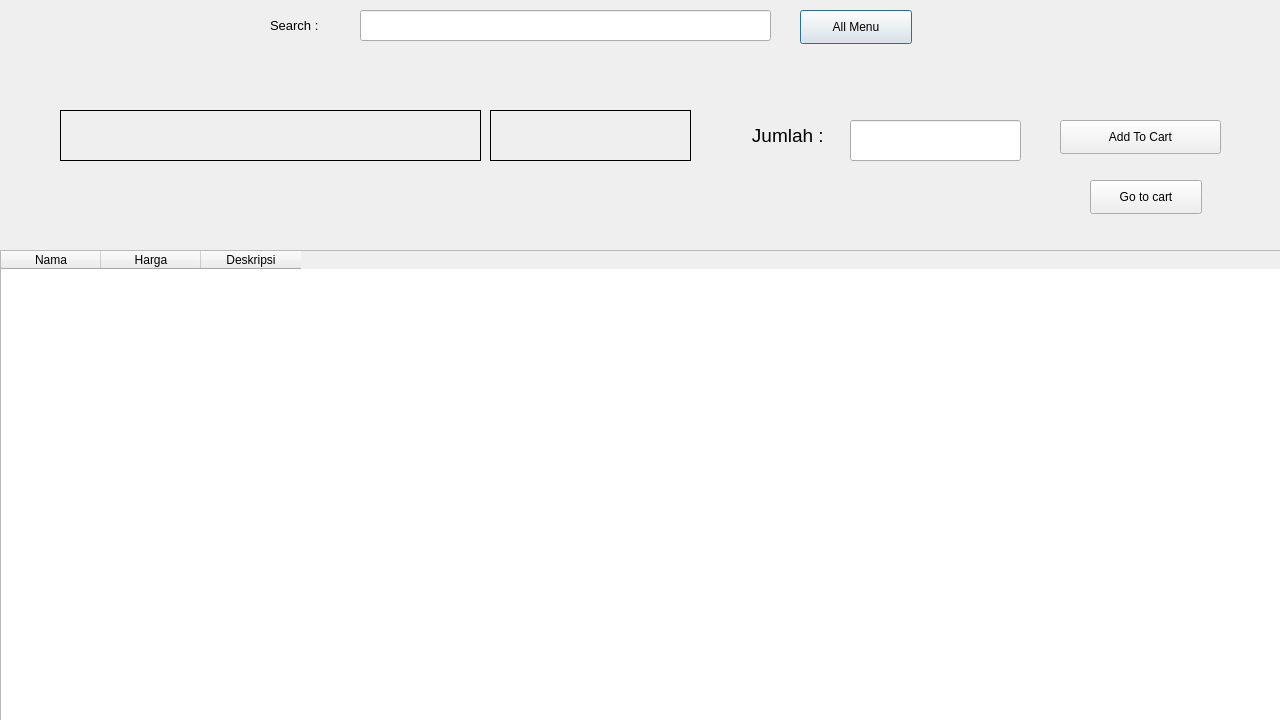
Above: src/main.ui from pavita1108/Food-Ordering-System-NWFOS before the change. Below: the same form after it.
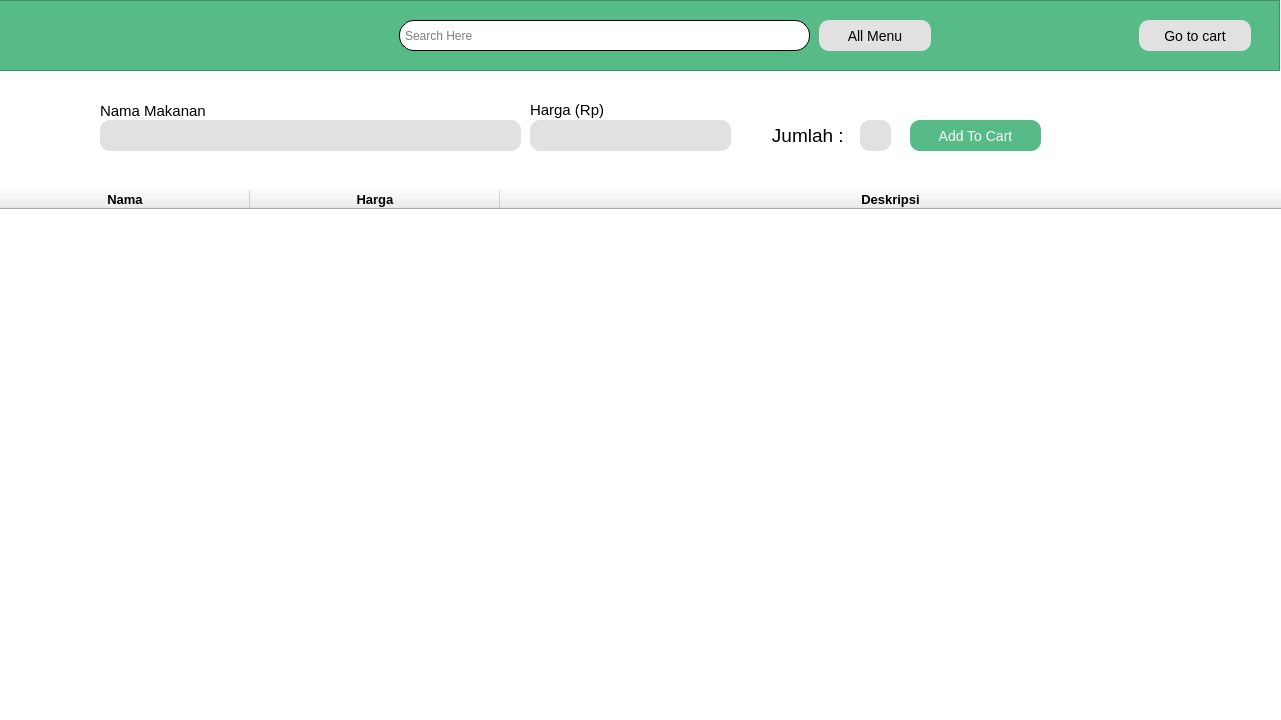
That is the form after the change.

Diff of the .ui file:
```diff
--- a/src/main.ui
+++ b/src/main.ui
@@ -6,68 +6,113 @@
    <rect>
     <x>0</x>
     <y>0</y>
-    <width>1280</width>
+    <width>1281</width>
     <height>720</height>
    </rect>
   </property>
   <property name="windowTitle">
    <string>Dialog</string>
   </property>
+  <property name="styleSheet">
+   <string notr="true">QDialog#Dialog{
+	background-color: #fff;
+}</string>
+  </property>
   <widget class="QTableWidget" name="tableWidget">
    <property name="geometry">
     <rect>
      <x>0</x>
-     <y>250</y>
-     <width>1301</width>
-     <height>471</height>
+     <y>190</y>
+     <width>1281</width>
+     <height>531</height>
     </rect>
    </property>
+   <property name="layoutDirection">
+    <enum>Qt::LeftToRight</enum>
+   </property>
+   <property name="frameShape">
+    <enum>QFrame::NoFrame</enum>
+   </property>
+   <property name="frameShadow">
+    <enum>QFrame::Sunken</enum>
+   </property>
+   <property name="alternatingRowColors">
+    <bool>true</bool>
+   </property>
+   <property name="showGrid">
+    <bool>false</bool>
+   </property>
+   <property name="wordWrap">
+    <bool>true</bool>
+   </property>
+   <attribute name="horizontalHeaderCascadingSectionResizes">
+    <bool>true</bool>
+   </attribute>
+   <attribute name="horizontalHeaderDefaultSectionSize">
+    <number>250</number>
+   </attribute>
+   <attribute name="horizontalHeaderHighlightSections">
+    <bool>true</bool>
+   </attribute>
+   <attribute name="horizontalHeaderStretchLastSection">
+    <bool>true</bool>
+   </attribute>
+   <attribute name="verticalHeaderVisible">
+    <bool>false</bool>
+   </attribute>
+   <attribute name="verticalHeaderCascadingSectionResizes">
+    <bool>true</bool>
+   </attribute>
+   <attribute name="verticalHeaderDefaultSectionSize">
+    <number>50</number>
+   </attribute>
+   <attribute name="verticalHeaderHighlightSections">
+    <bool>false</bool>
+   </attribute>
    <column>
     <property name="text">
      <string>Nama</string>
     </property>
+    <property name="font">
+     <font>
+      <pointsize>10</pointsize>
+      <weight>75</weight>
+      <bold>true</bold>
+     </font>
+    </property>
    </column>
    <column>
     <property name="text">
      <string>Harga</string>
     </property>
+    <property name="font">
+     <font>
+      <pointsize>10</pointsize>
+      <weight>75</weight>
+      <bold>true</bold>
+     </font>
+    </property>
    </column>
    <column>
     <property name="text">
      <string>Deskripsi</string>
     </property>
+    <property name="font">
+     <font>
+      <pointsize>10</pointsize>
+      <weight>75</weight>
+      <bold>true</bold>
+     </font>
+    </property>
    </column>
   </widget>
-  <widget class="QLineEdit" name="searchText">
-   <property name="geometry">
-    <rect>
-     <x>360</x>
-     <y>10</y>
-     <width>411</width>
-     <height>31</height>
-    </rect>
-   </property>
-  </widget>
-  <widget class="QPushButton" name="allMenuButton">
-   <property name="geometry">
-    <rect>
-     <x>800</x>
-     <y>10</y>
-     <width>112</width>
-     <height>34</height>
-    </rect>
-   </property>
-   <property name="text">
-    <string>All Menu</string>
-   </property>
-  </widget>
   <widget class="QLabel" name="labelHarga">
    <property name="geometry">
     <rect>
-     <x>490</x>
-     <y>110</y>
+     <x>530</x>
+     <y>120</y>
      <width>201</width>
-     <height>51</height>
+     <height>31</height>
     </rect>
    </property>
    <property name="font">
@@ -75,6 +120,12 @@
      <pointsize>12</pointsize>
     </font>
    </property>
+   <property name="styleSheet">
+    <string notr="true">QLabel#labelHarga{
+	border-radius: 10px;
+	background-color: rgb(225, 225, 225);
+}</string>
+   </property>
    <property name="frameShape">
     <enum>QFrame::Box</enum>
    </property>
@@ -88,7 +139,7 @@
   <widget class="QLabel" name="label_3">
    <property name="geometry">
     <rect>
-     <x>700</x>
+     <x>720</x>
      <y>110</y>
      <width>181</width>
      <height>51</height>
@@ -109,10 +160,10 @@
   <widget class="QLineEdit" name="jumlahText">
    <property name="geometry">
     <rect>
-     <x>850</x>
+     <x>860</x>
      <y>120</y>
-     <width>171</width>
-     <height>41</height>
+     <width>31</width>
+     <height>31</height>
     </rect>
    </property>
    <property name="font">
@@ -120,43 +171,61 @@
      <pointsize>14</pointsize>
     </font>
    </property>
+   <property name="styleSheet">
+    <string notr="true">QLineEdit#jumlahText{
+	border-radius: 10px;
+	background-color: rgb(225, 225, 225);
+}
+
+QLineEdit#jumlahText::focus{
+	border: 2px solid blue;
+}</string>
+   </property>
    <property name="text">
     <string/>
    </property>
+   <property name="placeholderText">
+    <string/>
+   </property>
   </widget>
   <widget class="QPushButton" name="addToCartButton">
    <property name="geometry">
     <rect>
-     <x>1060</x>
+     <x>910</x>
      <y>120</y>
-     <width>161</width>
-     <height>34</height>
+     <width>131</width>
+     <height>31</height>
     </rect>
    </property>
+   <property name="styleSheet">
+    <string notr="true">QPushButton#addToCartButton {
+    background-color: #56BB86;
+    border-radius: 10px;
+    font:14px;
+	color:#fff;
+    padding: 6px;
+}
+QPushButton#addToCartButton:hover {
+    background-color:rgb(46, 209, 119);
+	border-style: inset;
+}
+
+QPushButton#addToCartButton:pressed {
+    background-color:rgb(58, 127, 90);
+	border-style: inset;
+}</string>
+   </property>
    <property name="text">
     <string>Add To Cart</string>
    </property>
   </widget>
-  <widget class="QPushButton" name="gtCartButton">
-   <property name="geometry">
-    <rect>
-     <x>1090</x>
-     <y>180</y>
-     <width>112</width>
-     <height>34</height>
-    </rect>
-   </property>
-   <property name="text">
-    <string>Go to cart</string>
-   </property>
-  </widget>
   <widget class="QLabel" name="labelNama">
    <property name="geometry">
     <rect>
-     <x>60</x>
-     <y>110</y>
+     <x>100</x>
+     <y>120</y>
      <width>421</width>
-     <height>51</height>
+     <height>31</height>
     </rect>
    </property>
    <property name="font">
@@ -164,6 +233,13 @@
      <pointsize>12</pointsize>
     </font>
    </property>
+   <property name="styleSheet">
+    <string notr="true">QLabel#labelNama{
+	border-radius: 10px;
+	background-color: rgb(225, 225, 225);
+}
+</string>
+   </property>
    <property name="frameShape">
     <enum>QFrame::Box</enum>
    </property>
@@ -174,24 +250,157 @@
     <set>Qt::AlignCenter</set>
    </property>
   </widget>
+  <widget class="QFrame" name="frame">
+   <property name="geometry">
+    <rect>
+     <x>-1</x>
+     <y>0</y>
+     <width>1281</width>
+     <height>71</height>
+    </rect>
+   </property>
+   <property name="styleSheet">
+    <string notr="true">QFrame#frame {
+	background-color: rgb(86, 187, 134);
+}</string>
+   </property>
+   <property name="frameShape">
+    <enum>QFrame::StyledPanel</enum>
+   </property>
+   <property name="frameShadow">
+    <enum>QFrame::Raised</enum>
+   </property>
+   <widget class="QPushButton" name="gtCartButton">
+    <property name="geometry">
+     <rect>
+      <x>1140</x>
+      <y>20</y>
+      <width>112</width>
+      <height>31</height>
+     </rect>
+    </property>
+    <property name="styleSheet">
+     <string notr="true">QPushButton#gtCartButton {
+    background-color: rgb(225, 225, 225);
+    border-radius: 10px;
+    font:14px;
+	color:#000;
+    padding: 6px;
+}
+QPushButton#gtCartButton:hover {
+	background-color:rgb(231, 231, 231);
+    border-style: inset;
+}
+QPushButton#gtCartButton:pressed {
+	background-color:rgb(190, 190, 190);
+    border-style: inset;
+}</string>
+    </property>
+    <property name="text">
+     <string>Go to cart</string>
+    </property>
+   </widget>
+   <widget class="QPushButton" name="allMenuButton">
+    <property name="geometry">
+     <rect>
+      <x>820</x>
+      <y>20</y>
+      <width>112</width>
+      <height>31</height>
+     </rect>
+    </property>
+    <property name="styleSheet">
+     <string notr="true">QPushButton#allMenuButton {
+    background-color: rgb(225, 225, 225);
+    border-radius: 10px;
+    font:14px;
+	color:#000;
+    padding: 6px;
+}
+QPushButton#allMenuButton:hover {
+	background-color:rgb(231, 231, 231);
+    border-style: inset;
+}
+QPushButton#allMenuButton:pressed {
+	background-color:rgb(190, 190, 190);
+    border-style: inset;
+}</string>
+    </property>
+    <property name="text">
+     <string>All Menu</string>
+    </property>
+   </widget>
+   <widget class="QLineEdit" name="searchText">
+    <property name="geometry">
+     <rect>
+      <x>400</x>
+      <y>20</y>
+      <width>411</width>
+      <height>31</height>
+     </rect>
+    </property>
+    <property name="styleSheet">
+     <string notr="true">QLineEdit#searchText{
+	border: 1px solid black;
+	border-radius: 15px;
+	padding:3px;
+}
+
+QLineEdit#searchText::focus{
+	border: 2px solid blue;
+}
+</string>
+    </property>
+    <property name="placeholderText">
+     <string>Search Here</string>
+    </property>
+   </widget>
+  </widget>
   <widget class="QLabel" name="label">
    <property name="geometry">
     <rect>
-     <x>270</x>
-     <y>10</y>
-     <width>91</width>
-     <height>31</height>
+     <x>100</x>
+     <y>100</y>
+     <width>151</width>
+     <height>21</height>
     </rect>
    </property>
    <property name="font">
     <font>
-     <pointsize>10</pointsize>
+     <pointsize>11</pointsize>
     </font>
    </property>
    <property name="text">
-    <string>Search : </string>
+    <string>Nama Makanan</string>
    </property>
   </widget>
+  <widget class="QLabel" name="label_2">
+   <property name="geometry">
+    <rect>
+     <x>530</x>
+     <y>100</y>
+     <width>181</width>
+     <height>20</height>
+    </rect>
+   </property>
+   <property name="font">
+    <font>
+     <pointsize>11</pointsize>
+    </font>
+   </property>
+   <property name="text">
+    <string>Harga (Rp)</string>
+   </property>
+  </widget>
+  <zorder>frame</zorder>
+  <zorder>tableWidget</zorder>
+  <zorder>labelHarga</zorder>
+  <zorder>label_3</zorder>
+  <zorder>jumlahText</zorder>
+  <zorder>addToCartButton</zorder>
+  <zorder>labelNama</zorder>
+  <zorder>label</zorder>
+  <zorder>label_2</zorder>
  </widget>
  <resources/>
  <connections/>
```
